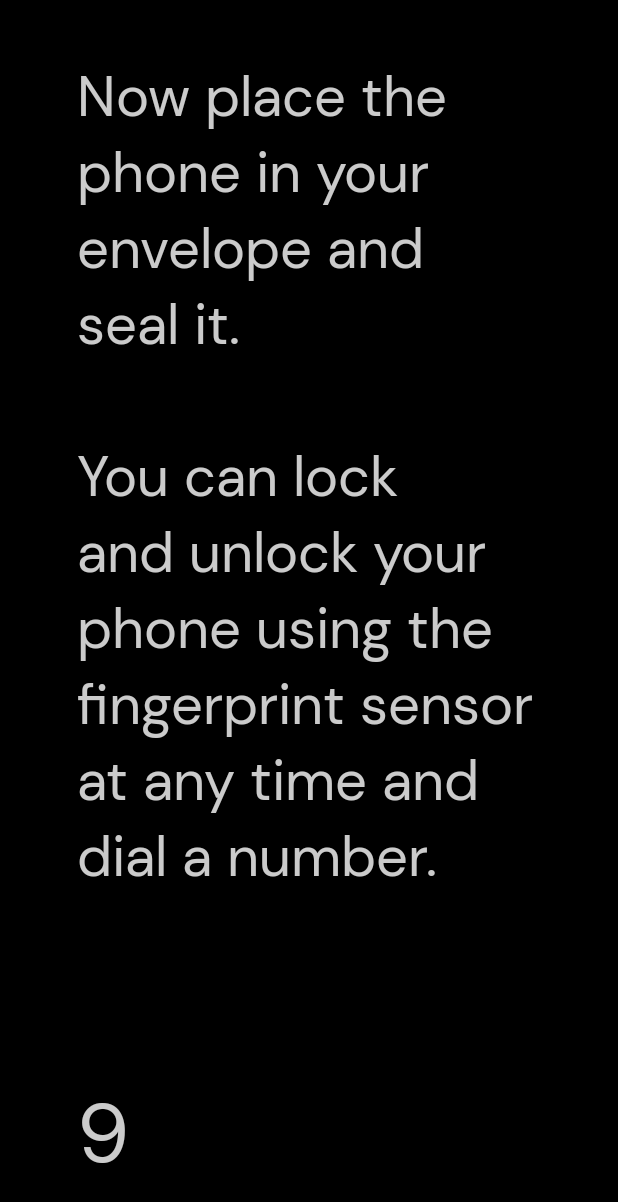
After one commit to specialprojects-experiments/envelope, an Android app: the CountdownActivity screen opened directly, with no data from a screen before it, on a phone screen of 412 x 824 dp. The commit adds this screen. Shown: the top 1202 px of the screen. Run offline under Robolectric (Android 15) with nearby library versions, the phone set to English and light mode, and no system bars; our stand-ins replace Timber; pictures from the network do not load.

Commit message:
Countdown activity

```diff
--- a/app/src/main/AndroidManifest.xml
+++ b/app/src/main/AndroidManifest.xml
@@ -35,7 +35,6 @@
 
         <activity android:name=".ui.onboarding.OnboardingActivity" android:exported="true" android:screenOrientation="portrait" />
         <activity android:name=".ui.HelpActivity" android:screenOrientation="portrait" android:exported="true"  />
-
         <activity android:name=".ui.SplashActivity" android:screenOrientation="portrait" android:theme="@style/SplashTheme">
             <intent-filter>
                 <action android:name="android.intent.action.MAIN"/>
@@ -43,12 +42,13 @@
                 <category android:name="android.intent.category.LAUNCHER"/>
             </intent-filter>
         </activity>
+        <activity android:name=".ui.CountdownActivity" android:screenOrientation="portrait"  android:exported="true"  />
 
         <service android:name=".telephony.CallService"
             android:permission="android.permission.BIND_INCALL_SERVICE">
+
             <meta-data android:name="android.telecom.IN_CALL_SERVICE_UI" android:value="true" />
-            <meta-data android:name="android.telecom.IN_CALL_SERVICE_RINGING"
-                android:value="true" />
+
             <intent-filter>
                 <action android:name="android.telecom.InCallService"/>
             </intent-filter>
--- /dev/null
+++ b/app/src/main/java/com/specialprojects/experiments/envelopecall/ui/CountdownActivity.kt
@@ -0,0 +1,52 @@
+package com.specialprojects.experiments.envelopecall.ui
+
+import android.content.Intent
+import android.os.Bundle
+import android.os.Handler
+import android.widget.TextView
+import androidx.appcompat.app.AppCompatActivity
+import com.specialprojects.experiments.envelopecall.R
+import com.specialprojects.experiments.envelopecall.ui.call.CallActivity
+import com.specialprojects.experiments.envelopecall.ui.util.bindView
+
+class CountdownActivity: AppCompatActivity() {
+    private var countDown = 11000
+    private val delayInterval = 1000
+
+    private val handler = Handler()
+
+    private var alpha = 1F
+
+    private val instructionsView by bindView<TextView>(R.id.instructions)
+    private val countdownView by bindView<TextView>(R.id.countdown)
+
+    override fun onCreate(savedInstanceState: Bundle?) {
+        super.onCreate(savedInstanceState)
+        setContentView(R.layout.activity_countdown)
+
+        handler.post(countDownProcess)
+    }
+
+    private val countDownProcess by lazy {
+        object : Runnable {
+            override fun run() {
+                countDown -= delayInterval
+                val seconds = (countDown / 1000)
+
+                alpha -= 0.1F
+
+                countdownView.text = "$seconds"
+
+                countdownView.alpha = alpha
+                instructionsView.alpha = alpha
+
+                if (countDown > 0) {
+                    handler.postDelayed(this, delayInterval.toLong())
+                } else {
+                    startActivity(Intent(this@CountdownActivity, CallActivity::class.java))
+                    finish()
+                }
+            }
+        }
+    }
+}
--- /dev/null
+++ b/app/src/main/res/layout/activity_countdown.xml
@@ -0,0 +1,34 @@
+<?xml version="1.0" encoding="utf-8"?>
+<LinearLayout
+    android:background="#000"
+    android:paddingEnd="52dp"
+    android:paddingStart="51dp"
+    android:paddingTop="40dp"
+    android:orientation="vertical"
+    android:layout_width="match_parent"
+    android:layout_height="match_parent"
+    xmlns:android="http://schemas.android.com/apk/res/android">
+
+    <TextView
+        android:id="@+id/instructions"
+        android:layout_width="match_parent"
+        android:layout_height="match_parent"
+        android:layout_weight="1"
+        android:textSize="37sp"
+        android:textColor="#ffffff"
+        android:lineSpacingExtra="2sp"
+        android:text="Now place the phone in your envelope and seal it.\n\nYou can lock and unlock your phone using the fingerprint sensor at any time and dial a number." />
+
+    <TextView
+        android:layout_width="wrap_content"
+        android:layout_height="wrap_content"
+        android:layout_weight="0"
+        android:id="@+id/countdown"
+        android:textSize="55sp"
+        android:layout_marginBottom="32dp"
+        android:textColor="#ffffff"
+        android:lineSpacingExtra="-13sp"
+        android:text="10"
+        />
+
+</LinearLayout>
--- a/app/src/main/res/layout/activity_onboarding.xml
+++ b/app/src/main/res/layout/activity_onboarding.xml
@@ -14,14 +14,13 @@
         android:layout_weight="1" />
 
     <com.rd.PageIndicatorView
-        android:layout_marginBottom="52dp"
+        android:layout_marginBottom="36dp"
         android:layout_marginStart="52dp"
         android:id="@+id/pageIndicatorView"
         android:layout_width="wrap_content"
         android:layout_height="wrap_content"
         android:layout_weight="0"
         app:piv_animationType="slide"
-        app:piv_count="5"
         app:piv_interactiveAnimation="true"
         app:piv_selectedColor="#FFF"
         app:piv_unselectedColor="#66FFFFFF"
```
Also changed, not shown: app/src/main/java/com/specialprojects/experiments/envelopecall/telephony/CallService.kt (+3 -9 lines), app/src/main/java/com/specialprojects/experiments/envelopecall/ui/SplashActivity.kt (+6 -6 lines), app/src/main/java/com/specialprojects/experiments/envelopecall/ui/adapters/BindableAdapter.kt (+3 -5 lines), app/src/main/java/com/specialprojects/experiments/envelopecall/ui/call/CallActivity.kt (+1 -33 lines), app/src/main/java/com/specialprojects/experiments/envelopecall/ui/onboarding/OnboardingActivity.kt (+71 -6 lines), app/src/main/java/com/specialprojects/experiments/envelopecall/ui/onboarding/OnboardingAdapter.kt (+12 -8 lines), app/src/main/res/values/strings.xml (+6 -5 lines), 1 other file.
